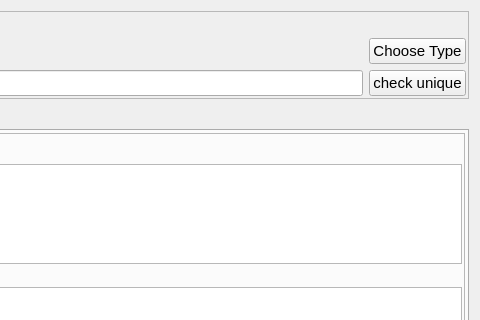
Qt form ccs/node/control_unit/ControUnitInstanceEditor.ui (bisegni/chaosframework) before a commit; both pictures show x 320 to 800 and y 0 to 320 of the 800 by 560 pixel window.
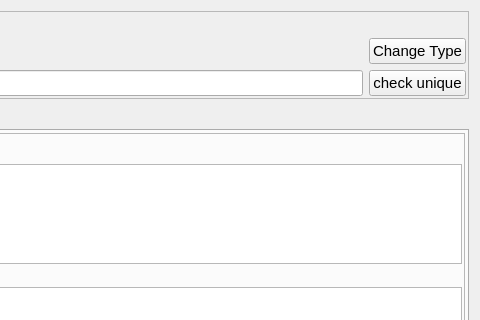
The same form after that commit.

What changed in the file:
```diff
--- a/ccs/node/control_unit/ControUnitInstanceEditor.ui
+++ b/ccs/node/control_unit/ControUnitInstanceEditor.ui
@@ -175,7 +175,7 @@
            </font>
           </property>
           <property name="text">
-           <string>Choose Type</string>
+           <string>Change Type</string>
           </property>
          </widget>
         </item>
```
